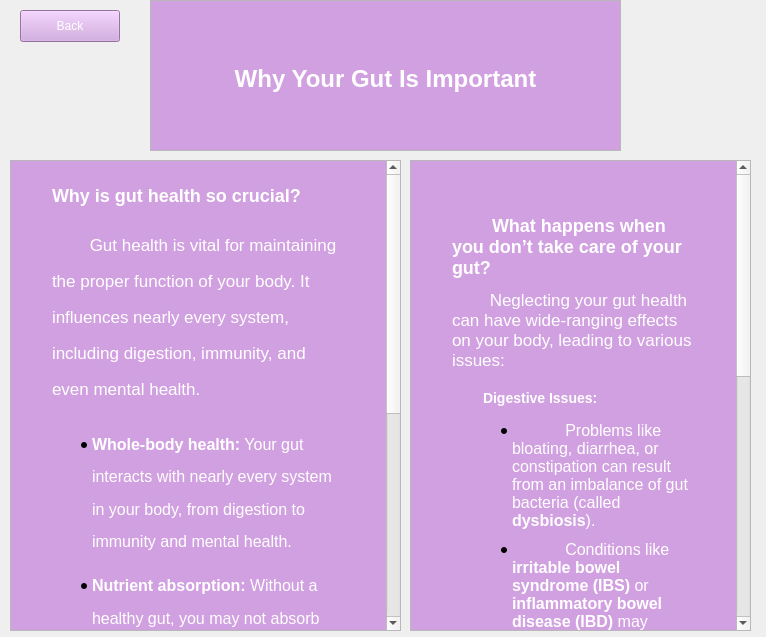
Qt form A8EduApp/whyguthealthwidget.ui (University-of-Utah-CS3505/a9-edu-app-f24-00Calvin00) before a commit.
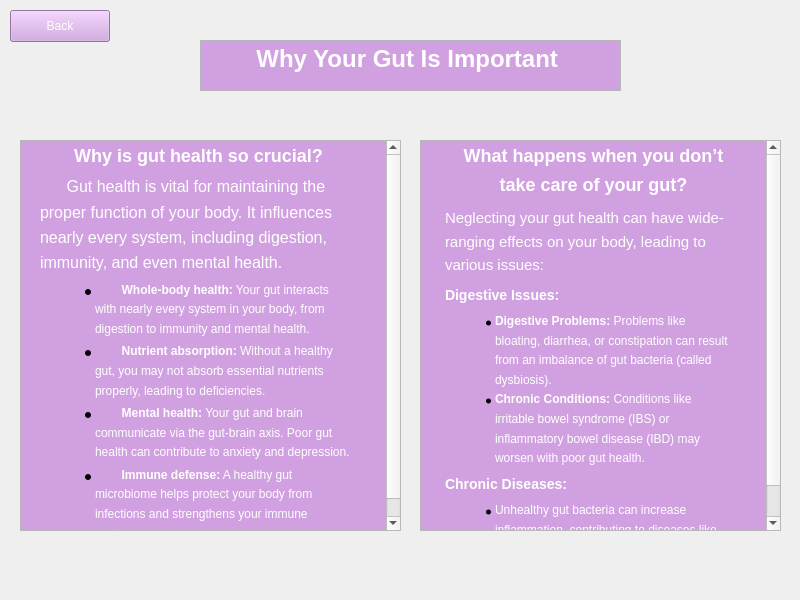
The same form after that commit.

Patch:
```diff
--- a/A8EduApp/whyguthealthwidget.ui
+++ b/A8EduApp/whyguthealthwidget.ui
@@ -6,8 +6,8 @@
    <rect>
     <x>0</x>
     <y>0</y>
-    <width>766</width>
-    <height>637</height>
+    <width>800</width>
+    <height>600</height>
    </rect>
   </property>
   <property name="windowTitle">
@@ -16,7 +16,7 @@
   <widget class="QPushButton" name="backToTeachingWidgetButton">
    <property name="geometry">
     <rect>
-     <x>20</x>
+     <x>10</x>
      <y>10</y>
      <width>100</width>
      <height>32</height>
@@ -33,10 +33,10 @@
   <widget class="QTextBrowser" name="textBrowser">
    <property name="geometry">
     <rect>
-     <x>150</x>
-     <y>0</y>
-     <width>471</width>
-     <height>151</height>
+     <x>200</x>
+     <y>40</y>
+     <width>421</width>
+     <height>51</height>
     </rect>
    </property>
    <property name="styleSheet">
@@ -50,17 +50,16 @@
 li.unchecked::marker { content: &quot;\2610&quot;; }
 li.checked::marker { content: &quot;\2612&quot;; }
 &lt;/style&gt;&lt;/head&gt;&lt;body style=&quot; font-family:'.AppleSystemUIFont'; font-size:13pt; font-weight:400; font-style:normal;&quot; bgcolor=&quot;#d1a0e0&quot;&gt;
-&lt;p style=&quot; margin-top:0px; margin-bottom:0px; margin-left:0px; margin-right:0px; -qt-block-indent:0; text-indent:0px;&quot;&gt;&lt;span style=&quot; color:#000000;&quot;&gt;    &lt;/span&gt;&lt;/p&gt;
-&lt;h1 align=&quot;center&quot; style=&quot; margin-top:40px; margin-bottom:30px; margin-left:37px; margin-right:37px; -qt-block-indent:0; text-indent:0px; line-height:180%;&quot;&gt;&lt;span style=&quot; font-family:'Times New Roman','Times','serif'; font-size:xx-large; font-weight:700; color:#ffffff;&quot;&gt;Why Your Gut Is Important&lt;/span&gt;&lt;/h1&gt;&lt;/body&gt;&lt;/html&gt;</string>
+&lt;h1 align=&quot;center&quot; style=&quot; margin-top:40px; margin-bottom:30px; margin-left:20px; margin-right:20px; -qt-block-indent:0; text-indent:0px;&quot;&gt;&lt;span style=&quot; font-family:'Times New Roman','Times','serif'; font-size:xx-large; font-weight:700; color:#ffffff;&quot;&gt;Why Your Gut Is Important&lt;/span&gt;&lt;span style=&quot; font-size:xx-large; font-weight:700;&quot;&gt; &lt;/span&gt;&lt;/h1&gt;&lt;/body&gt;&lt;/html&gt;</string>
    </property>
   </widget>
   <widget class="QTextBrowser" name="textBrowser_2">
    <property name="geometry">
     <rect>
-     <x>10</x>
-     <y>160</y>
-     <width>391</width>
-     <height>471</height>
+     <x>20</x>
+     <y>140</y>
+     <width>381</width>
+     <height>391</height>
     </rect>
    </property>
    <property name="styleSheet">
@@ -74,23 +73,22 @@
 li.unchecked::marker { content: &quot;\2610&quot;; }
 li.checked::marker { content: &quot;\2612&quot;; }
 &lt;/style&gt;&lt;/head&gt;&lt;body style=&quot; font-family:'.AppleSystemUIFont'; font-size:13pt; font-weight:400; font-style:normal;&quot; bgcolor=&quot;#d1a0e0&quot;&gt;
-&lt;p style=&quot; margin-top:0px; margin-bottom:0px; margin-left:0px; margin-right:0px; -qt-block-indent:0; text-indent:0px;&quot;&gt;&lt;span style=&quot; color:#000000;&quot;&gt;    &lt;/span&gt;&lt;/p&gt;
-&lt;h2 style=&quot; margin-top:0px; margin-bottom:12px; margin-left:37px; margin-right:37px; -qt-block-indent:0; text-indent:0px; line-height:180%;&quot;&gt;&lt;span style=&quot; font-family:'Times New Roman','Times','serif'; font-size:x-large; font-weight:700; color:#ffffff;&quot;&gt;Why is gut health so crucial?&lt;/span&gt;&lt;span style=&quot; font-size:x-large; font-weight:700; color:#000000;&quot;&gt;    &lt;/span&gt;&lt;/h2&gt;
-&lt;p style=&quot; margin-top:12px; margin-bottom:20px; margin-left:37px; margin-right:37px; -qt-block-indent:0; text-indent:0px; line-height:180%;&quot;&gt;&lt;span style=&quot; font-family:'Times New Roman','Times','serif'; color:#ffffff;&quot;&gt;        Gut health is vital for maintaining the proper function of your body. It influences nearly every system, including digestion, immunity, and even mental health.    &lt;/span&gt;&lt;span style=&quot; color:#ffffff;&quot;&gt;    &lt;/span&gt;&lt;/p&gt;
+&lt;h2 align=&quot;center&quot; style=&quot; margin-top:0px; margin-bottom:3px; margin-left:15px; margin-right:15px; -qt-block-indent:0; text-indent:0px; line-height:140%;&quot;&gt;&lt;span style=&quot; font-size:12pt; font-weight:700;&quot;&gt;      &lt;/span&gt;&lt;span style=&quot; font-family:'Times New Roman','Times','serif'; font-size:12pt; font-weight:700; color:#ffffff;&quot;&gt;Why is gut health so crucial?&lt;/span&gt;&lt;span style=&quot; font-size:12pt; font-weight:700;&quot;&gt;        &lt;/span&gt;&lt;/h2&gt;
+&lt;p style=&quot; margin-top:3px; margin-bottom:3px; margin-left:15px; margin-right:15px; -qt-block-indent:0; text-indent:0px; line-height:140%;&quot;&gt;&lt;span style=&quot; font-size:12pt;&quot;&gt;      &lt;/span&gt;&lt;span style=&quot; font-family:'Times New Roman','Times','serif'; font-size:12pt; color:#ffffff;&quot;&gt;Gut health is vital for maintaining the proper function of your body. It influences nearly every system, including digestion, immunity, and even mental health.&lt;/span&gt;&lt;span style=&quot; font-size:12pt;&quot;&gt;        &lt;/span&gt;&lt;/p&gt;
 &lt;ul style=&quot;margin-top: 0px; margin-bottom: 0px; margin-left: 0px; margin-right: 0px; -qt-list-indent: 1;&quot;&gt;
-&lt;li style=&quot; font-family:'Times New Roman','Times','serif'; color:#ffffff;&quot; style=&quot; margin-top:15px; margin-bottom:10px; margin-left:37px; margin-right:37px; -qt-block-indent:0; text-indent:0px; line-height:180%;&quot;&gt;&lt;span style=&quot; font-size:16px; font-weight:700;&quot;&gt;Whole-body health:&lt;/span&gt;&lt;span style=&quot; font-size:16px;&quot;&gt; Your gut interacts with nearly every system in your body, from digestion to immunity and mental health.&lt;/span&gt;&lt;span style=&quot; font-family:'.AppleSystemUIFont'; font-size:16px;&quot;&gt;        &lt;/span&gt;&lt;/li&gt;
-&lt;li style=&quot; font-family:'Times New Roman','Times','serif'; color:#ffffff;&quot; style=&quot; margin-top:0px; margin-bottom:10px; margin-left:37px; margin-right:37px; -qt-block-indent:0; text-indent:0px; line-height:180%;&quot;&gt;&lt;span style=&quot; font-size:16px; font-weight:700;&quot;&gt;Nutrient absorption:&lt;/span&gt;&lt;span style=&quot; font-size:16px;&quot;&gt; Without a healthy gut, you may not absorb essential nutrients properly, leading to deficiencies.&lt;/span&gt;&lt;span style=&quot; font-family:'.AppleSystemUIFont'; font-size:16px;&quot;&gt;        &lt;/span&gt;&lt;/li&gt;
-&lt;li style=&quot; font-family:'Times New Roman','Times','serif'; color:#ffffff;&quot; style=&quot; margin-top:0px; margin-bottom:10px; margin-left:37px; margin-right:37px; -qt-block-indent:0; text-indent:0px; line-height:180%;&quot;&gt;&lt;span style=&quot; font-size:16px; font-weight:700;&quot;&gt;Mental health:&lt;/span&gt;&lt;span style=&quot; font-size:16px;&quot;&gt; Your gut and brain communicate via the &lt;/span&gt;&lt;span style=&quot; font-size:16px; font-weight:700;&quot;&gt;gut-brain axis&lt;/span&gt;&lt;span style=&quot; font-size:16px;&quot;&gt;. Poor gut health can contribute to anxiety and depression.&lt;/span&gt;&lt;span style=&quot; font-family:'.AppleSystemUIFont'; font-size:16px;&quot;&gt;        &lt;/span&gt;&lt;/li&gt;
-&lt;li style=&quot; font-family:'Times New Roman','Times','serif'; color:#ffffff;&quot; style=&quot; margin-top:0px; margin-bottom:25px; margin-left:37px; margin-right:37px; -qt-block-indent:0; text-indent:0px; line-height:180%;&quot;&gt;&lt;span style=&quot; font-size:16px; font-weight:700;&quot;&gt;Immune defense:&lt;/span&gt;&lt;span style=&quot; font-size:16px;&quot;&gt; A healthy gut microbiome helps protect your body from infections and strengthens your immune system.&lt;/span&gt;&lt;span style=&quot; font-family:'.AppleSystemUIFont'; font-size:16px;&quot;&gt;    &lt;/span&gt;&lt;/li&gt;&lt;/ul&gt;&lt;/body&gt;&lt;/html&gt;</string>
+&lt;li style=&quot; font-family:'Times New Roman','Times','serif'; font-size:12pt; color:#ffffff;&quot; style=&quot; margin-top:3px; margin-bottom:3px; margin-left:30px; margin-right:30px; -qt-block-indent:0; text-indent:0px; line-height:140%;&quot;&gt;&lt;span style=&quot; font-size:12px;&quot;&gt;        &lt;/span&gt;&lt;span style=&quot; font-size:12px; font-weight:700;&quot;&gt;Whole-body health:&lt;/span&gt;&lt;span style=&quot; font-size:12px;&quot;&gt; Your gut interacts with nearly every system in your body, from digestion to immunity and mental health.      &lt;/span&gt;&lt;span style=&quot; font-family:'.AppleSystemUIFont'; font-size:12px;&quot;&gt;      &lt;/span&gt;&lt;/li&gt;
+&lt;li style=&quot; font-family:'Times New Roman','Times','serif'; font-size:12pt; color:#ffffff;&quot; style=&quot; margin-top:3px; margin-bottom:3px; margin-left:30px; margin-right:30px; -qt-block-indent:0; text-indent:0px; line-height:140%;&quot;&gt;&lt;span style=&quot; font-size:12px;&quot;&gt;        &lt;/span&gt;&lt;span style=&quot; font-size:12px; font-weight:700;&quot;&gt;Nutrient absorption:&lt;/span&gt;&lt;span style=&quot; font-size:12px;&quot;&gt; Without a healthy gut, you may not absorb essential nutrients properly, leading to deficiencies.      &lt;/span&gt;&lt;span style=&quot; font-family:'.AppleSystemUIFont'; font-size:12px;&quot;&gt;      &lt;/span&gt;&lt;/li&gt;
+&lt;li style=&quot; font-family:'Times New Roman','Times','serif'; font-size:12pt; color:#ffffff;&quot; style=&quot; margin-top:3px; margin-bottom:3px; margin-left:30px; margin-right:30px; -qt-block-indent:0; text-indent:0px; line-height:140%;&quot;&gt;&lt;span style=&quot; font-size:12px;&quot;&gt;        &lt;/span&gt;&lt;span style=&quot; font-size:12px; font-weight:700;&quot;&gt;Mental health:&lt;/span&gt;&lt;span style=&quot; font-size:12px;&quot;&gt; Your gut and brain communicate via the gut-brain axis. Poor gut health can contribute to anxiety and depression.      &lt;/span&gt;&lt;span style=&quot; font-family:'.AppleSystemUIFont'; font-size:12px;&quot;&gt;      &lt;/span&gt;&lt;/li&gt;
+&lt;li style=&quot; font-family:'Times New Roman','Times','serif'; font-size:12pt; color:#ffffff;&quot; style=&quot; margin-top:3px; margin-bottom:3px; margin-left:30px; margin-right:30px; -qt-block-indent:0; text-indent:0px; line-height:140%;&quot;&gt;&lt;span style=&quot; font-size:12px;&quot;&gt;        &lt;/span&gt;&lt;span style=&quot; font-size:12px; font-weight:700;&quot;&gt;Immune defense:&lt;/span&gt;&lt;span style=&quot; font-size:12px;&quot;&gt; A healthy gut microbiome helps protect your body from infections and strengthens your immune system.      &lt;/span&gt;&lt;span style=&quot; font-family:'.AppleSystemUIFont'; font-size:12px;&quot;&gt;      &lt;/span&gt;&lt;/li&gt;&lt;/ul&gt;&lt;/body&gt;&lt;/html&gt;</string>
    </property>
   </widget>
   <widget class="QTextBrowser" name="textBrowser_3">
    <property name="geometry">
     <rect>
-     <x>410</x>
-     <y>160</y>
-     <width>341</width>
-     <height>471</height>
+     <x>420</x>
+     <y>140</y>
+     <width>361</width>
+     <height>391</height>
     </rect>
    </property>
    <property name="styleSheet">
@@ -98,27 +96,21 @@
    </property>
    <property name="html">
     <string>&lt;!DOCTYPE HTML PUBLIC &quot;-//W3C//DTD HTML 4.0//EN&quot; &quot;http://www.w3.org/TR/REC-html40/strict.dtd&quot;&gt;
-&lt;html&gt;&lt;head&gt;&lt;meta name=&quot;qrichtext&quot; content=&quot;1&quot; /&gt;&lt;meta charset=&quot;utf-8&quot; /&gt;&lt;title&gt;Why Your Gut Is Important - Section 2&lt;/title&gt;&lt;style type=&quot;text/css&quot;&gt;
+&lt;html&gt;&lt;head&gt;&lt;meta name=&quot;qrichtext&quot; content=&quot;1&quot; /&gt;&lt;meta charset=&quot;utf-8&quot; /&gt;&lt;title&gt;What Happens Without Gut Care?&lt;/title&gt;&lt;style type=&quot;text/css&quot;&gt;
 p, li { white-space: pre-wrap; }
 hr { height: 1px; border-width: 0; }
 li.unchecked::marker { content: &quot;\2610&quot;; }
 li.checked::marker { content: &quot;\2612&quot;; }
 &lt;/style&gt;&lt;/head&gt;&lt;body style=&quot; font-family:'.AppleSystemUIFont'; font-size:13pt; font-weight:400; font-style:normal;&quot; bgcolor=&quot;#d1a0e0&quot;&gt;
-&lt;p style=&quot; margin-top:0px; margin-bottom:0px; margin-left:0px; margin-right:0px; -qt-block-indent:0; text-indent:0px;&quot;&gt;    &lt;/p&gt;
-&lt;h2 style=&quot; margin-top:30px; margin-bottom:12px; margin-left:37px; margin-right:37px; -qt-block-indent:0; text-indent:0px;&quot;&gt;&lt;span style=&quot; font-size:x-large; font-weight:700; color:#000000;&quot;&gt;        &lt;/span&gt;&lt;span style=&quot; font-family:'Times New Roman','Times','serif'; font-size:x-large; font-weight:700; color:#ffffff;&quot;&gt;What happens when you don’t take care of your gut?&lt;/span&gt;&lt;span style=&quot; font-size:x-large; font-weight:700; color:#ffffff;&quot;&gt;    &lt;/span&gt;&lt;span style=&quot; font-size:x-large; font-weight:700;&quot;&gt;    &lt;/span&gt;&lt;/h2&gt;
-&lt;p style=&quot; margin-top:12px; margin-bottom:20px; margin-left:37px; margin-right:37px; -qt-block-indent:0; text-indent:0px;&quot;&gt;&lt;span style=&quot; color:#ffffff;&quot;&gt;        &lt;/span&gt;&lt;span style=&quot; font-family:'Times New Roman','Times','serif'; color:#ffffff;&quot;&gt;Neglecting your gut health can have wide-ranging effects on your body, leading to various issues:&lt;/span&gt;&lt;span style=&quot; color:#000000;&quot;&gt;    &lt;/span&gt;    &lt;/p&gt;
-&lt;h3 style=&quot; margin-top:14px; margin-bottom:12px; margin-left:37px; margin-right:37px; -qt-block-indent:0; text-indent:0px;&quot;&gt;&lt;span style=&quot; font-size:large; font-weight:700; color:#000000;&quot;&gt;        &lt;/span&gt;&lt;span style=&quot; font-family:'Times New Roman','Times','serif'; font-size:large; font-weight:700; color:#ffffff;&quot;&gt;Digestive Issues:&lt;/span&gt;&lt;span style=&quot; font-size:large; font-weight:700; color:#000000;&quot;&gt;    &lt;/span&gt;&lt;span style=&quot; font-size:large; font-weight:700;&quot;&gt;    &lt;/span&gt;&lt;/h3&gt;
+&lt;h2 align=&quot;center&quot; style=&quot; margin-top:0px; margin-bottom:5px; margin-left:20px; margin-right:20px; -qt-block-indent:0; text-indent:0px; line-height:140%;&quot;&gt;&lt;span style=&quot; font-family:'Times New Roman','Times','serif'; font-size:11pt; font-weight:700; color:#ffffff;&quot;&gt;What happens when you don’t take care of your gut?&lt;/span&gt;&lt;/h2&gt;
+&lt;p style=&quot; margin-top:5px; margin-bottom:5px; margin-left:20px; margin-right:20px; -qt-block-indent:0; text-indent:0px; line-height:140%;&quot;&gt;&lt;span style=&quot; font-family:'Times New Roman','Times','serif'; font-size:11pt; color:#ffffff;&quot;&gt;Neglecting your gut health can have wide-ranging effects on your body, leading to various issues:&lt;/span&gt;&lt;/p&gt;
+&lt;h3 style=&quot; margin-top:5px; margin-bottom:5px; margin-left:20px; margin-right:20px; -qt-block-indent:0; text-indent:0px; line-height:140%;&quot;&gt;&lt;span style=&quot; font-family:'Times New Roman','Times','serif'; font-size:11pt; font-weight:700; color:#ffffff;&quot;&gt;Digestive Issues:&lt;/span&gt;&lt;/h3&gt;
 &lt;ul style=&quot;margin-top: 0px; margin-bottom: 0px; margin-left: 0px; margin-right: 0px; -qt-list-indent: 1;&quot;&gt;
-&lt;li style=&quot; font-family:'Times New Roman','Times','serif'; color:#ffffff;&quot; style=&quot; margin-top:15px; margin-bottom:10px; margin-left:57px; margin-right:37px; -qt-block-indent:0; text-indent:0px;&quot;&gt;&lt;span style=&quot; font-size:16px;&quot;&gt;            Problems like bloating, diarrhea, or constipation can result from an imbalance of gut bacteria (called &lt;/span&gt;&lt;span style=&quot; font-size:16px; font-weight:700;&quot;&gt;dysbiosis&lt;/span&gt;&lt;span style=&quot; font-size:16px;&quot;&gt;).        &lt;/span&gt;&lt;span style=&quot; font-family:'.AppleSystemUIFont'; font-size:16px;&quot;&gt;        &lt;/span&gt;&lt;/li&gt;
-&lt;li style=&quot; font-family:'Times New Roman','Times','serif'; color:#ffffff;&quot; style=&quot; margin-top:0px; margin-bottom:25px; margin-left:57px; margin-right:37px; -qt-block-indent:0; text-indent:0px;&quot;&gt;&lt;span style=&quot; font-size:16px;&quot;&gt;            Conditions like &lt;/span&gt;&lt;span style=&quot; font-size:16px; font-weight:700;&quot;&gt;irritable bowel syndrome (IBS)&lt;/span&gt;&lt;span style=&quot; font-size:16px;&quot;&gt; or &lt;/span&gt;&lt;span style=&quot; font-size:16px; font-weight:700;&quot;&gt;inflammatory bowel disease (IBD)&lt;/span&gt;&lt;span style=&quot; font-size:16px;&quot;&gt; may worsen with poor gut health.        &lt;/span&gt;&lt;span style=&quot; font-family:'.AppleSystemUIFont'; font-size:16px;&quot;&gt;        &lt;/span&gt;&lt;/li&gt;&lt;/ul&gt;
-&lt;h3 style=&quot; margin-top:14px; margin-bottom:12px; margin-left:37px; margin-right:37px; -qt-block-indent:0; text-indent:0px;&quot;&gt;&lt;span style=&quot; font-size:large; font-weight:700; color:#000000;&quot;&gt;        &lt;/span&gt;&lt;span style=&quot; font-family:'Times New Roman','Times','serif'; font-size:large; font-weight:700; color:#ffffff;&quot;&gt;Chronic Diseases:&lt;/span&gt;&lt;span style=&quot; font-size:large; font-weight:700; color:#000000;&quot;&gt;    &lt;/span&gt;&lt;span style=&quot; font-size:large; font-weight:700;&quot;&gt;    &lt;/span&gt;&lt;/h3&gt;
+&lt;li style=&quot; font-family:'Times New Roman','Times','serif'; font-size:11pt; color:#ffffff;&quot; style=&quot; margin-top:0px; margin-bottom:0px; margin-left:30px; margin-right:30px; -qt-block-indent:0; text-indent:0px; line-height:140%;&quot;&gt;&lt;span style=&quot; font-size:12px; font-weight:700;&quot;&gt;Digestive Problems:&lt;/span&gt;&lt;span style=&quot; font-size:12px;&quot;&gt; Problems like bloating, diarrhea, or constipation can result from an imbalance of gut bacteria (called dysbiosis). &lt;/span&gt;&lt;/li&gt;
+&lt;li style=&quot; font-family:'Times New Roman','Times','serif'; font-size:11pt; color:#ffffff;&quot; style=&quot; margin-top:0px; margin-bottom:0px; margin-left:30px; margin-right:30px; -qt-block-indent:0; text-indent:0px; line-height:140%;&quot;&gt;&lt;span style=&quot; font-size:12px; font-weight:700;&quot;&gt;Chronic Conditions:&lt;/span&gt;&lt;span style=&quot; font-size:12px;&quot;&gt; Conditions like irritable bowel syndrome (IBS) or inflammatory bowel disease (IBD) may worsen with poor gut health.&lt;/span&gt;&lt;/li&gt;&lt;/ul&gt;
+&lt;h3 style=&quot; margin-top:5px; margin-bottom:5px; margin-left:20px; margin-right:20px; -qt-block-indent:0; text-indent:0px; line-height:140%;&quot;&gt;&lt;span style=&quot; font-family:'Times New Roman','Times','serif'; font-size:11pt; font-weight:700; color:#ffffff;&quot;&gt;Chronic Diseases:&lt;/span&gt;&lt;/h3&gt;
 &lt;ul style=&quot;margin-top: 0px; margin-bottom: 0px; margin-left: 0px; margin-right: 0px; -qt-list-indent: 1;&quot;&gt;
-&lt;li style=&quot; font-family:'Times New Roman','Times','serif'; color:#ffffff;&quot; style=&quot; margin-top:15px; margin-bottom:10px; margin-left:57px; margin-right:37px; -qt-block-indent:0; text-indent:0px;&quot;&gt;&lt;span style=&quot; font-size:16px;&quot;&gt;            &lt;/span&gt;&lt;span style=&quot; font-size:16px; font-weight:700;&quot;&gt;Dysbiosis&lt;/span&gt;&lt;span style=&quot; font-size:16px;&quot;&gt; has been linked to autoimmune diseases, such as rheumatoid arthritis, and heart disease.        &lt;/span&gt;&lt;span style=&quot; font-family:'.AppleSystemUIFont'; font-size:16px;&quot;&gt;        &lt;/span&gt;&lt;/li&gt;
-&lt;li style=&quot; font-family:'Times New Roman','Times','serif'; color:#ffffff;&quot; style=&quot; margin-top:0px; margin-bottom:25px; margin-left:57px; margin-right:37px; -qt-block-indent:0; text-indent:0px;&quot;&gt;&lt;span style=&quot; font-size:16px;&quot;&gt;            Certain gut bacteria produce harmful chemicals like &lt;/span&gt;&lt;span style=&quot; font-size:16px; font-weight:700;&quot;&gt;TMAO&lt;/span&gt;&lt;span style=&quot; font-size:16px;&quot;&gt;, which can cause cholesterol to build up in your arteries, leading to heart disease.        &lt;/span&gt;&lt;span style=&quot; font-family:'.AppleSystemUIFont'; font-size:16px;&quot;&gt;        &lt;/span&gt;&lt;/li&gt;&lt;/ul&gt;
-&lt;h3 style=&quot; margin-top:14px; margin-bottom:12px; margin-left:37px; margin-right:37px; -qt-block-indent:0; text-indent:0px;&quot;&gt;&lt;span style=&quot; font-size:large; font-weight:700; color:#000000;&quot;&gt;        &lt;/span&gt;&lt;span style=&quot; font-family:'Times New Roman','Times','serif'; font-size:large; font-weight:700; color:#ffffff;&quot;&gt;Weakened Immunity:&lt;/span&gt;&lt;span style=&quot; font-size:large; font-weight:700; color:#000000;&quot;&gt;    &lt;/span&gt;&lt;span style=&quot; font-size:large; font-weight:700;&quot;&gt;    &lt;/span&gt;&lt;/h3&gt;
-&lt;ul style=&quot;margin-top: 0px; margin-bottom: 0px; margin-left: 0px; margin-right: 0px; -qt-list-indent: 1;&quot;&gt;
-&lt;li style=&quot; font-family:'Times New Roman','Times','serif'; color:#ffffff;&quot; style=&quot; margin-top:15px; margin-bottom:10px; margin-left:57px; margin-right:37px; -qt-block-indent:0; text-indent:0px;&quot;&gt;&lt;span style=&quot; font-size:16px;&quot;&gt;            Without good bacteria, your gut’s ability to fight harmful pathogens is reduced.        &lt;/span&gt;&lt;span style=&quot; font-family:'.AppleSystemUIFont'; font-size:16px;&quot;&gt;        &lt;/span&gt;&lt;/li&gt;
-&lt;li style=&quot; font-family:'Times New Roman','Times','serif'; color:#ffffff;&quot; style=&quot; margin-top:0px; margin-bottom:25px; margin-left:57px; margin-right:37px; -qt-block-indent:0; text-indent:0px;&quot;&gt;&lt;span style=&quot; font-size:16px;&quot;&gt;            Infections or even systemic illnesses may result if the gut barrier is compromised.        &lt;/span&gt;&lt;span style=&quot; font-family:'.AppleSystemUIFont'; font-size:16px;&quot;&gt;    &lt;/span&gt;&lt;/li&gt;&lt;/ul&gt;&lt;/body&gt;&lt;/html&gt;</string>
+&lt;li style=&quot; font-family:'Times New Roman','Times','serif'; font-size:11pt; color:#ffffff;&quot; style=&quot; margin-top:0px; margin-bottom:0px; margin-left:30px; margin-right:30px; -qt-block-indent:0; text-indent:0px; line-height:140%;&quot;&gt;&lt;span style=&quot; font-size:12px;&quot;&gt;Unhealthy gut bacteria can increase inflammation, contributing to diseases like diabetes, heart disease, and obesity.&lt;/span&gt;&lt;/li&gt;&lt;/ul&gt;&lt;/body&gt;&lt;/html&gt;</string>
    </property>
   </widget>
  </widget>
```
